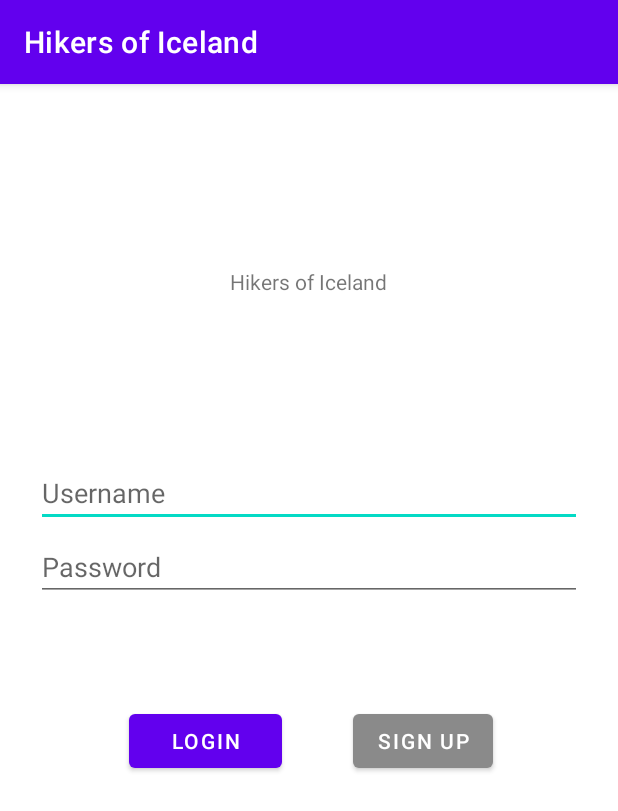
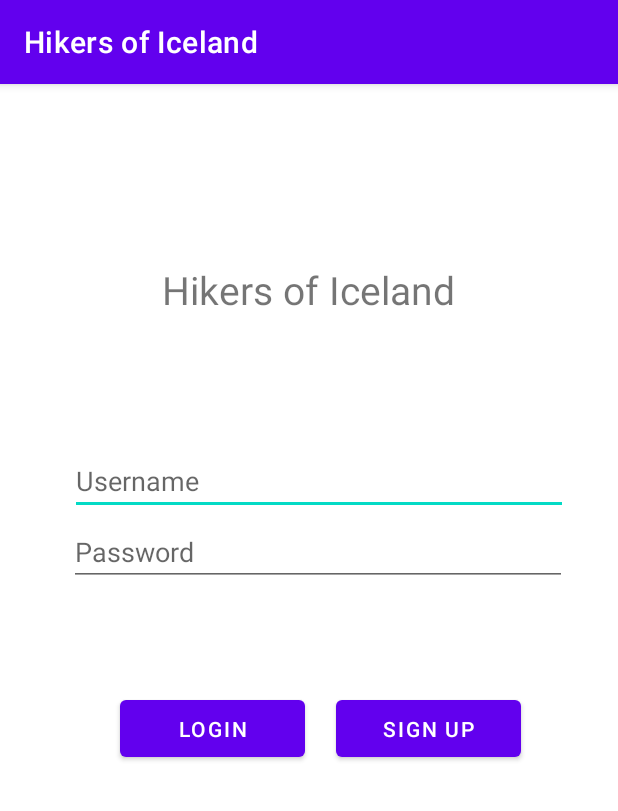
Before and after one commit to bjorgvinhall/HikersOfIceland, an Android app: the screen it shows after launch (LoginActivity), on a phone screen of 412 x 824 dp. Shown: the top 811 px of the screen. Run offline under Robolectric (Android 15) with nearby library versions, the phone set to English and light mode, and no system bars.

Commit message:
Changes on login layout

```diff
--- a/app/src/main/res/layout/activity_login.xml
+++ b/app/src/main/res/layout/activity_login.xml
@@ -8,6 +8,7 @@
     tools:context=".LoginActivity">
 
     <TextView
+        android:textSize="26dp"
         android:id="@+id/text_view_result"
         android:layout_width="wrap_content"
         android:layout_height="wrap_content"
@@ -21,67 +22,57 @@
 
     <EditText
         android:id="@+id/username"
-        android:layout_width="0dp"
-        android:layout_height="wrap_content"
-        android:layout_marginStart="24dp"
-        android:layout_marginTop="250dp"
-        android:layout_marginEnd="24dp"
+        android:layout_width="332dp"
+        android:layout_height="43dp"
+        android:layout_marginTop="244dp"
         android:hint="@string/login_username"
-        android:inputType="textEmailAddress"
-        android:selectAllOnFocus="true"
+        android:inputType="text"
         app:layout_constraintEnd_toEndOf="parent"
+        app:layout_constraintHorizontal_bias="0.58"
         app:layout_constraintStart_toStartOf="parent"
         app:layout_constraintTop_toTopOf="parent" />
 
     <EditText
         android:id="@+id/password"
-        android:layout_width="0dp"
-        android:layout_height="wrap_content"
-        android:layout_marginStart="24dp"
+        android:layout_width="332dp"
+        android:layout_height="43dp"
         android:layout_marginTop="4dp"
-        android:layout_marginEnd="24dp"
         android:hint="@string/login_password"
         android:inputType="textPassword"
         android:selectAllOnFocus="true"
         app:layout_constraintEnd_toEndOf="parent"
-        app:layout_constraintHorizontal_bias="0.0"
+        app:layout_constraintHorizontal_bias="0.576"
         app:layout_constraintStart_toStartOf="parent"
         app:layout_constraintTop_toBottomOf="@+id/username" />
 
     <Button
         android:id="@+id/login"
-        android:layout_width="102dp"
-        android:layout_height="48dp"
+        android:layout_width="123dp"
+        android:layout_height="50dp"
         android:layout_gravity="start"
-        android:layout_marginStart="48dp"
         android:layout_marginTop="16dp"
-        android:layout_marginEnd="48dp"
         android:layout_marginBottom="64dp"
         android:text="@string/button_login"
         app:layout_constraintBottom_toBottomOf="parent"
         app:layout_constraintEnd_toEndOf="parent"
-        app:layout_constraintHorizontal_bias="0.177"
+        app:layout_constraintHorizontal_bias="0.277"
         app:layout_constraintStart_toStartOf="parent"
         app:layout_constraintTop_toBottomOf="@+id/password"
-        app:layout_constraintVertical_bias="0.18" />
+        app:layout_constraintVertical_bias="0.179" />
 
     <Button
         android:id="@+id/signup"
-        android:layout_width="wrap_content"
-        android:layout_height="wrap_content"
+        android:layout_width="123dp"
+        android:layout_height="50dp"
         android:layout_gravity="start"
-        android:layout_marginStart="48dp"
         android:layout_marginTop="16dp"
-        android:layout_marginEnd="48dp"
         android:layout_marginBottom="64dp"
-        android:enabled="true"
         android:text="@string/button_signup"
-        app:backgroundTint="#8A8A8A"
         app:layout_constraintBottom_toBottomOf="parent"
         app:layout_constraintEnd_toEndOf="parent"
-        app:layout_constraintHorizontal_bias="0.841"
+        app:layout_constraintHorizontal_bias="0.777"
         app:layout_constraintStart_toStartOf="parent"
         app:layout_constraintTop_toBottomOf="@+id/password"
-        app:layout_constraintVertical_bias="0.18" />
+        app:layout_constraintVertical_bias="0.179" />
 
 </androidx.constraintlayout.widget.ConstraintLayout>
```
